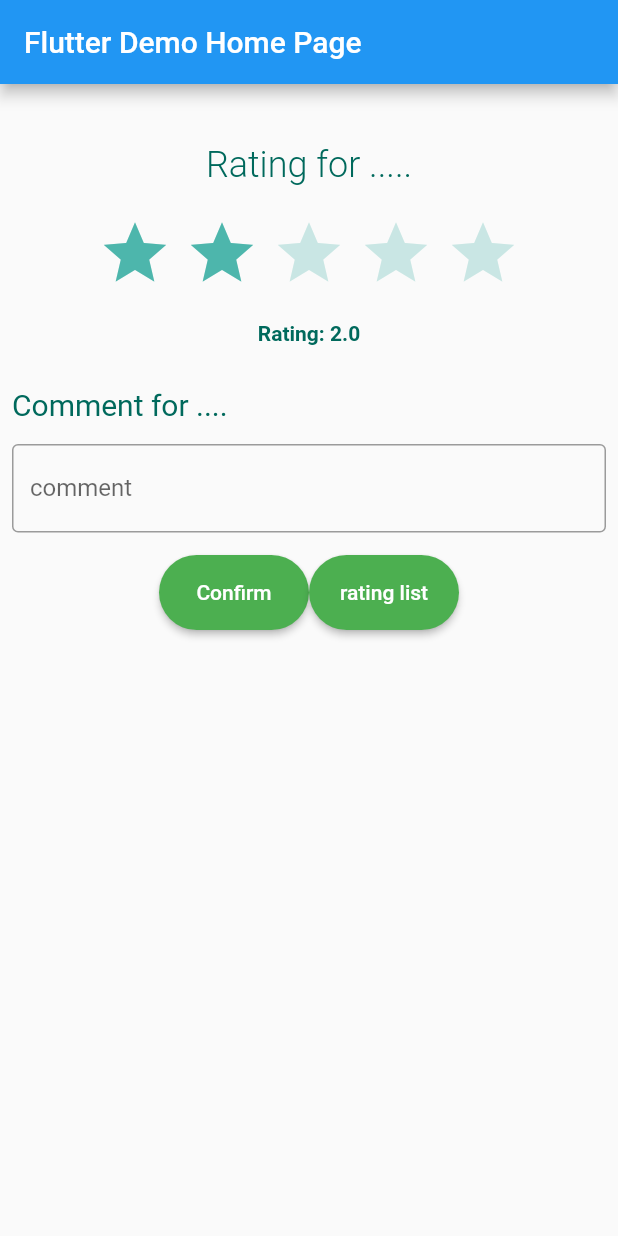
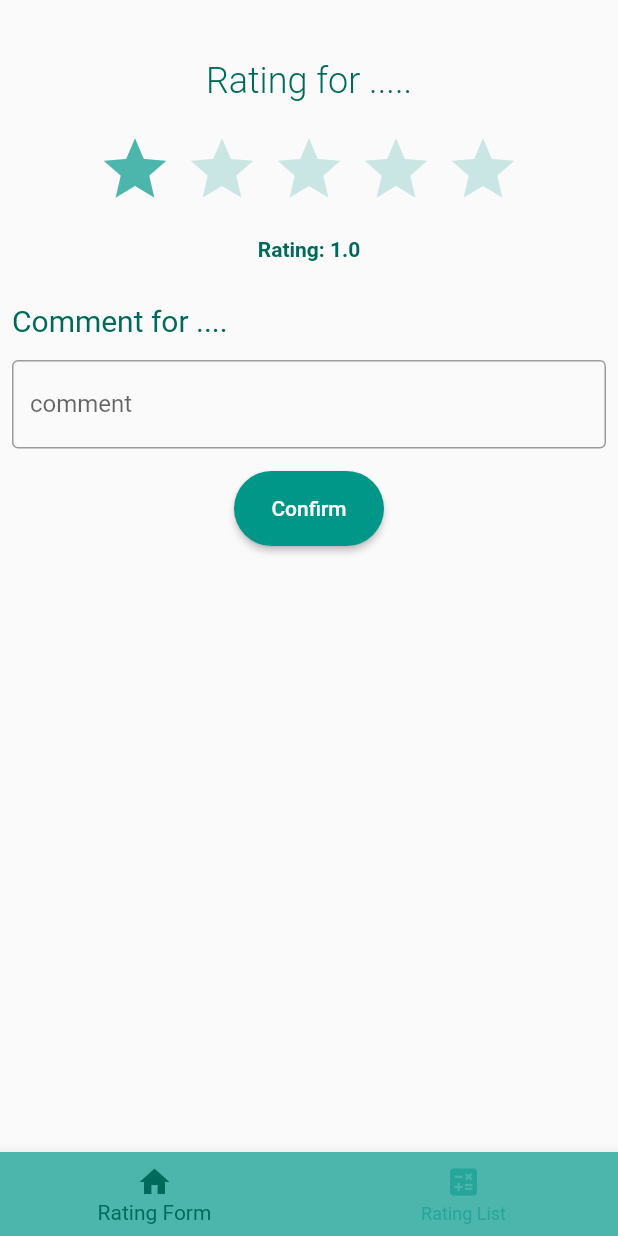
Before and after one commit to mineteeraa/Flutter_EnJoyWithYourTour, a Flutter app: the screen it shows after launch, on a phone screen of 412 x 824 dp. Run offline on Flutter 3.47's test engine with Material 2 defaults, Android fonts, the phone set to English and light mode, and no system bars; drawn by our look-alikes of flutter_rating_bar; our stand-ins replace cloud_firestore, firebase_core; accounts and stored records are empty.

Commit message:
[DONE] Update rating to show list of rating

```diff
--- a/lib/main.dart
+++ b/lib/main.dart
@@ -27,7 +27,7 @@ class MyApp extends StatelessWidget {
           // or simply save your changes to "hot reload" in a Flutter IDE).
           // Notice that the counter didn't reset back to zero; the application
           // is not restarted.
-        primarySwatch: Colors.blue,
+          // primarySwatch: Colors.blue,
           ),
       home: const MyHomePage(title: 'Flutter Demo Home Page'),
     );
@@ -44,21 +44,31 @@ class MyHomePage extends StatefulWidget {
 }
 
 class _MyHomePageState extends State<MyHomePage> {
-  // @override
-  // void initState() {
-  //   super.initState();
-  //   Firebase.initializeApp().whenComplete(() {
-  //     print("completed");
-  //     setState(() {});
-  //   });
-  // }
+  int _currentIndex = 0;
+  final tabs = [RatingPage(), RatingList()];
 
   @override
   Widget build(BuildContext context) {
     return Scaffold(
-        appBar: AppBar(
-          title: Text(widget.title),
+
+      body: tabs[_currentIndex],
+      bottomNavigationBar: BottomNavigationBar(
+        currentIndex: _currentIndex,
+        items: [
+          BottomNavigationBarItem(icon: Icon(Icons.home), label: "Rating Form"),
+          BottomNavigationBarItem(
+              icon: Icon(Icons.calculate), label: "Rating List"),
+        ],
+        onTap: (index) {
+          setState(() {
+            print(index);
+            _currentIndex = index;
+          });
+        },
+        backgroundColor: Colors.teal[300],
+        selectedItemColor: Colors.teal[800],
+        unselectedItemColor: Colors.teal[400],
       ),
-        body: RatingPage());
+    );
   }
 }
--- a/lib/rating/ratingform.dart
+++ b/lib/rating/ratingform.dart
@@ -27,7 +27,7 @@ class _RatingPageState extends State<RatingPage> {
   late double _rating;
 
   int _ratingBarMode = 1;
-  double _initialRating = 2.0;
+  double _initialRating = 1.0;
   bool _isRTLMode = false;
 
   IconData? _selectedIcon;
@@ -104,26 +104,7 @@ class _RatingPageState extends State<RatingPage> {
                             },
                             child: Text("Confirm"),
                             style: ElevatedButton.styleFrom(
-                                primary: Colors.green,
-                                fixedSize: const Size(100, 50),
-                                shape: RoundedRectangleBorder(
-                                    borderRadius: BorderRadius.circular(50))),
-                          ),
-                        ],
-                      ),
-                      Column(
-                        children: [
-                          ElevatedButton(
-                            onPressed: () {
-                              Navigator.push(
-                                context,
-                                MaterialPageRoute(
-                                    builder: (context) => const RatingList()),
-                              );
-                            },
-                            child: Text("rating list"),
-                            style: ElevatedButton.styleFrom(
-                                primary: Colors.green,
+                                primary: Colors.teal,
                                 fixedSize: const Size(100, 50),
                                 shape: RoundedRectangleBorder(
                                     borderRadius: BorderRadius.circular(50))),
```
Also changed, not shown: lib/rating/ratinglist.dart (added, +47 -0 lines). Lines whose indentation alone changed are shown as unchanged.
